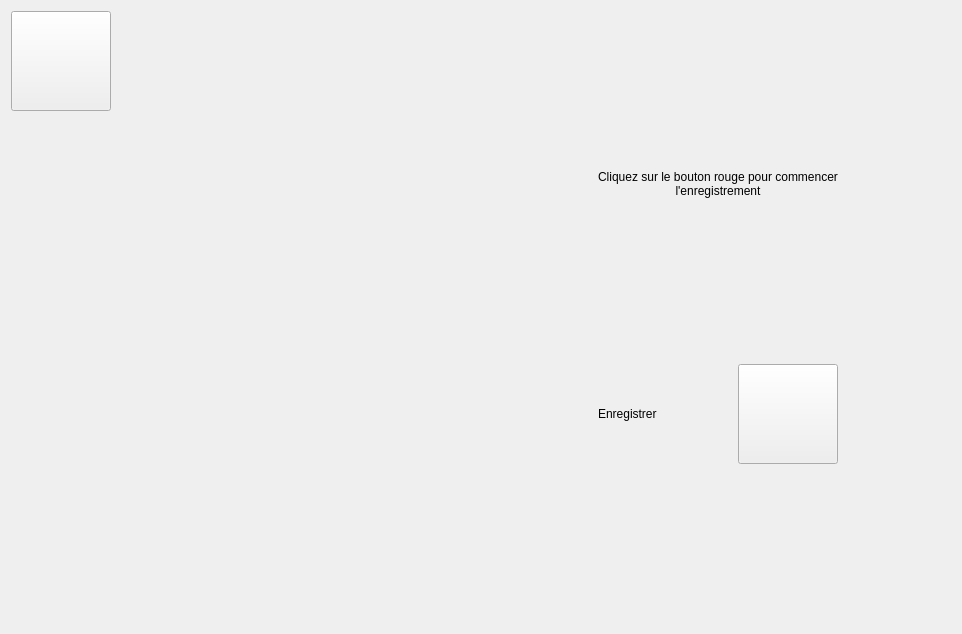
Before: the Qt Designer form mainwindow.ui in max22-/loan, drawn with Qt 5.
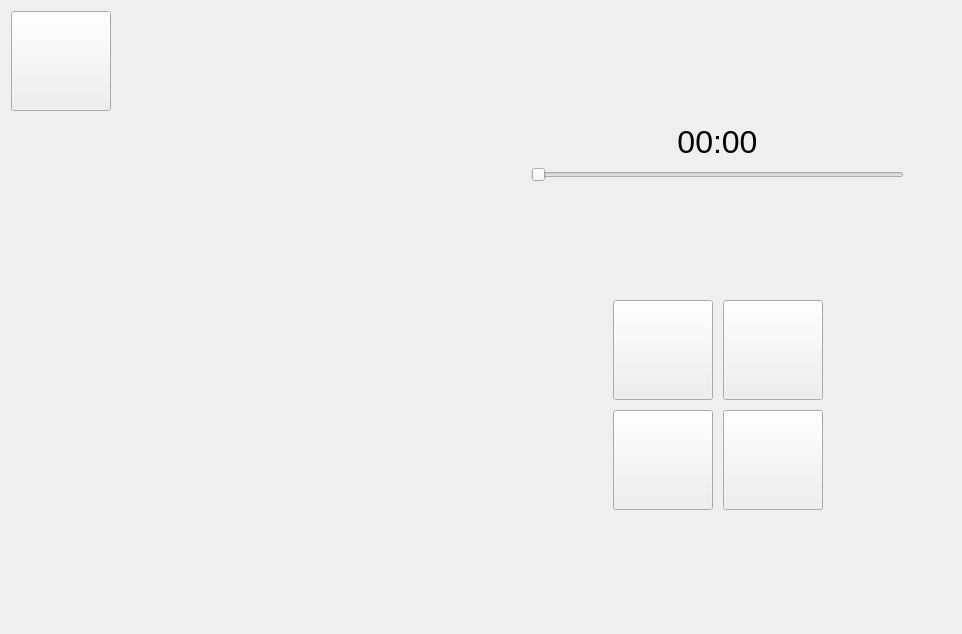
After: the same form once the commit is applied. The open tabs and pages were chosen to show the change. Icons and pictures are not drawn.

Commit message: Travail sur le design de la page d'enregistrement

Patch:
```diff
--- a/mainwindow.ui
+++ b/mainwindow.ui
@@ -732,84 +732,110 @@
          </layout>
         </item>
         <item>
-         <layout class="QHBoxLayout" name="horizontalLayout_12">
+         <layout class="QVBoxLayout" name="verticalLayout_12">
           <item>
-           <spacer name="horizontalSpacer_14">
+           <spacer name="verticalSpacer_14">
             <property name="orientation">
-             <enum>Qt::Horizontal</enum>
+             <enum>Qt::Vertical</enum>
             </property>
             <property name="sizeHint" stdset="0">
              <size>
-              <width>40</width>
-              <height>20</height>
+              <width>20</width>
+              <height>40</height>
              </size>
             </property>
            </spacer>
           </item>
           <item>
-           <layout class="QVBoxLayout" name="verticalLayout_6">
+           <layout class="QHBoxLayout" name="horizontalLayout_10" stretch="1,8,1">
             <item>
-             <spacer name="verticalSpacer_13">
+             <spacer name="horizontalSpacer_12">
               <property name="orientation">
-               <enum>Qt::Vertical</enum>
+               <enum>Qt::Horizontal</enum>
               </property>
               <property name="sizeHint" stdset="0">
                <size>
-                <width>20</width>
-                <height>40</height>
+                <width>40</width>
+                <height>20</height>
                </size>
               </property>
              </spacer>
             </item>
             <item>
-             <widget class="QLabel" name="label_7">
-              <property name="text">
-               <string>Cliquez sur le bouton rouge pour commencer l'enregistrement</string>
-              </property>
-              <property name="alignment">
-               <set>Qt::AlignCenter</set>
-              </property>
-              <property name="wordWrap">
-               <bool>true</bool>
-              </property>
-             </widget>
-            </item>
-            <item>
-             <spacer name="verticalSpacer_12">
-              <property name="orientation">
-               <enum>Qt::Vertical</enum>
-              </property>
-              <property name="sizeHint" stdset="0">
-               <size>
-                <width>20</width>
-                <height>40</height>
-               </size>
-              </property>
-             </spacer>
-            </item>
-            <item>
-             <layout class="QHBoxLayout" name="horizontalLayout_10">
+             <layout class="QVBoxLayout" name="verticalLayout_6">
               <item>
-               <widget class="QLabel" name="label_8">
+               <widget class="QLabel" name="label_7">
+                <property name="font">
+                 <font>
+                  <pointsize>24</pointsize>
+                 </font>
+                </property>
                 <property name="text">
-                 <string>Enregistrer</string>
+                 <string>&lt;html&gt;&lt;head/&gt;&lt;body&gt;&lt;p&gt;00:00&lt;/p&gt;&lt;/body&gt;&lt;/html&gt;</string>
+                </property>
+                <property name="alignment">
+                 <set>Qt::AlignCenter</set>
                 </property>
                </widget>
               </item>
               <item>
-               <spacer name="horizontalSpacer_12">
+               <widget class="QSlider" name="horizontalSlider_2">
                 <property name="orientation">
                  <enum>Qt::Horizontal</enum>
                 </property>
-                <property name="sizeHint" stdset="0">
-                 <size>
-                  <width>40</width>
-                  <height>20</height>
-                 </size>
-                </property>
-               </spacer>
+               </widget>
               </item>
-              <item>
+             </layout>
+            </item>
+            <item>
+             <spacer name="horizontalSpacer_14">
+              <property name="orientation">
+               <enum>Qt::Horizontal</enum>
+              </property>
+              <property name="sizeHint" stdset="0">
+               <size>
+                <width>40</width>
+                <height>20</height>
+               </size>
+              </property>
+             </spacer>
+            </item>
+           </layout>
+          </item>
+          <item>
+           <spacer name="verticalSpacer_13">
+            <property name="orientation">
+             <enum>Qt::Vertical</enum>
+            </property>
+            <property name="sizeHint" stdset="0">
+             <size>
+              <width>20</width>
+              <height>40</height>
+             </size>
+            </property>
+           </spacer>
+          </item>
+          <item>
+           <layout class="QHBoxLayout" name="horizontalLayout_12">
+            <item>
+             <spacer name="horizontalSpacer_15">
+              <property name="orientation">
+               <enum>Qt::Horizontal</enum>
+              </property>
+              <property name="sizeHint" stdset="0">
+               <size>
+                <width>40</width>
+                <height>20</height>
+               </size>
+              </property>
+             </spacer>
+            </item>
+            <item>
+             <layout class="QGridLayout" name="gridLayout_5">
+              <property name="spacing">
+               <number>10</number>
+              </property>
+              <item row="0" column="0">
                <widget class="QPushButton" name="pushButton_7">
                 <property name="minimumSize">
                  <size>
@@ -837,17 +863,119 @@
                 </property>
                </widget>
               </item>
+              <item row="0" column="1">
+               <widget class="QPushButton" name="pushButton_18">
+                <property name="sizePolicy">
+                 <sizepolicy hsizetype="Fixed" vsizetype="Fixed">
+                  <horstretch>0</horstretch>
+                  <verstretch>0</verstretch>
+                 </sizepolicy>
+                </property>
+                <property name="minimumSize">
+                 <size>
+                  <width>100</width>
+                  <height>100</height>
+                 </size>
+                </property>
+                <property name="styleSheet">
+                 <string notr="true">QPushButton {
+	border-image: url(:/images/buttons/stop_button.png);
+}
+
+QPushButton:hover {
+	border-image: url(:/images/buttons/stop_button_hovered.png);
+}
+
+QPushButton:pressed {
+	border-image: url(:/images/buttons/stop_button_pressed.png);	
+}
+
+</string>
+                </property>
+                <property name="text">
+                 <string/>
+                </property>
+               </widget>
+              </item>
+              <item row="1" column="0">
+               <widget class="QPushButton" name="pushButton_19">
+                <property name="sizePolicy">
+                 <sizepolicy hsizetype="Fixed" vsizetype="Fixed">
+                  <horstretch>0</horstretch>
+                  <verstretch>0</verstretch>
+                 </sizepolicy>
+                </property>
+                <property name="minimumSize">
+                 <size>
+                  <width>100</width>
+                  <height>100</height>
+                 </size>
+                </property>
+                <property name="styleSheet">
+                 <string notr="true">QPushButton {
+	border-image: url(:/images/buttons/play_button.png);
+}
+
+QPushButton:hover {
+	border-image: url(:/images/buttons/play_button_hovered.png);
+}
+
+QPushButton:pressed {
+	border-image: url(:/images/buttons/play_button_pressed.png);	
+}
+
+</string>
+                </property>
+                <property name="text">
+                 <string/>
+                </property>
+               </widget>
+              </item>
+              <item row="1" column="1">
+               <widget class="QPushButton" name="pushButton_20">
+                <property name="sizePolicy">
+                 <sizepolicy hsizetype="Fixed" vsizetype="Fixed">
+                  <horstretch>0</horstretch>
+                  <verstretch>0</verstretch>
+                 </sizepolicy>
+                </property>
+                <property name="minimumSize">
+                 <size>
+                  <width>100</width>
+                  <height>100</height>
+                 </size>
+                </property>
+                <property name="styleSheet">
+                 <string notr="true">QPushButton {
+	border-image: url(:/images/buttons/cancel_button.png);
+}
+
+QPushButton:hover {
+	border-image: url(:/images/buttons/cancel_button_hovered.png);
+}
+
+QPushButton:pressed {
+	border-image: url(:/images/buttons/cancel_button_pressed.png);	
+}
+
+</string>
+                </property>
+                <property name="text">
+                 <string/>
+                </property>
+               </widget>
+              </item>
              </layout>
             </item>
             <item>
-             <spacer name="verticalSpacer_14">
+             <spacer name="horizontalSpacer_50">
               <property name="orientation">
-               <enum>Qt::Vertical</enum>
+               <enum>Qt::Horizontal</enum>
               </property>
               <property name="sizeHint" stdset="0">
                <size>
-                <width>20</width>
-                <height>40</height>
+                <width>40</width>
+                <height>20</height>
                </size>
               </property>
              </spacer>
@@ -855,14 +983,14 @@
            </layout>
           </item>
           <item>
-           <spacer name="horizontalSpacer_15">
+           <spacer name="verticalSpacer_12">
             <property name="orientation">
-             <enum>Qt::Horizontal</enum>
+             <enum>Qt::Vertical</enum>
             </property>
             <property name="sizeHint" stdset="0">
              <size>
-              <width>40</width>
-              <height>20</height>
+              <width>20</width>
+              <height>40</height>
              </size>
             </property>
            </spacer>
```
Left out of the diff: 2 changed lines with no effect on the pictures.
